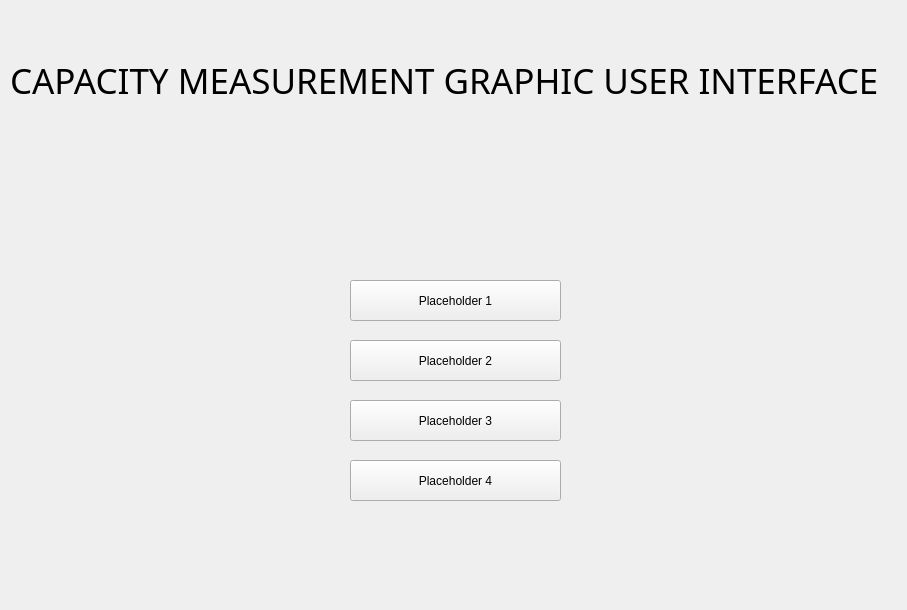
First picture: the form in GUI UI/mainwindow.ui, repository albertpb98/Capacity_Measurement_Gui, before the edit.
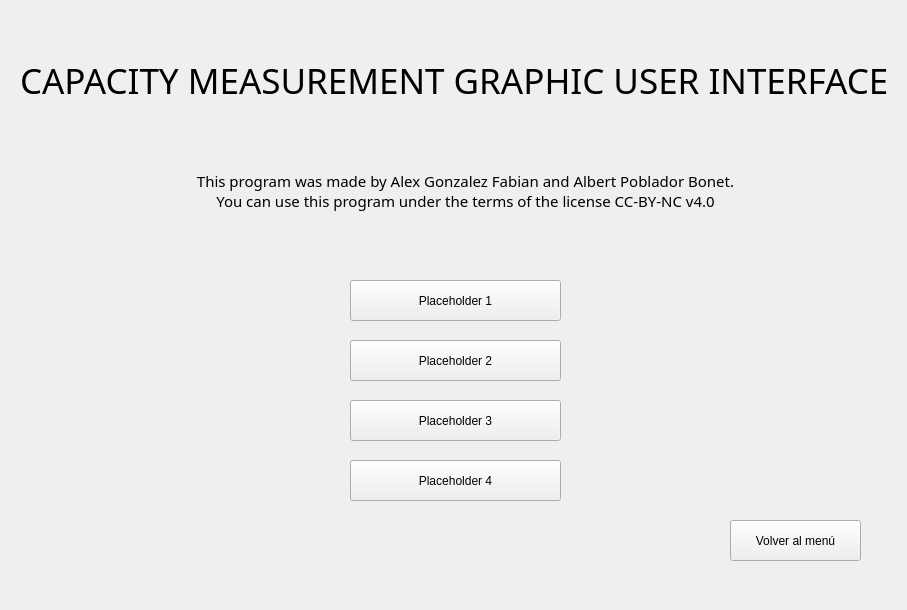
Second picture: the form after the edit.

What changed in the file:
```diff
--- a/GUI UI/mainwindow.ui
+++ b/GUI UI/mainwindow.ui
@@ -94,7 +94,7 @@
    <widget class="QLabel" name="titulo">
     <property name="geometry">
      <rect>
-      <x>10</x>
+      <x>20</x>
       <y>30</y>
       <width>881</width>
       <height>101</height>
@@ -110,6 +110,74 @@
      <string>CAPACITY MEASUREMENT GRAPHIC USER INTERFACE</string>
     </property>
    </widget>
+   <widget class="QLabel" name="CCLicense">
+    <property name="geometry">
+     <rect>
+      <x>360</x>
+      <y>390</y>
+      <width>181</width>
+      <height>71</height>
+     </rect>
+    </property>
+    <property name="text">
+     <string/>
+    </property>
+    <property name="alignment">
+     <set>Qt::AlignCenter</set>
+    </property>
+   </widget>
+   <widget class="QLabel" name="EGorda">
+    <property name="geometry">
+     <rect>
+      <x>340</x>
+      <y>230</y>
+      <width>231</width>
+      <height>151</height>
+     </rect>
+    </property>
+    <property name="text">
+     <string/>
+    </property>
+    <property name="alignment">
+     <set>Qt::AlignCenter</set>
+    </property>
+   </widget>
+   <widget class="QLabel" name="CreditosTexto">
+    <property name="geometry">
+     <rect>
+      <x>70</x>
+      <y>140</y>
+      <width>791</width>
+      <height>101</height>
+     </rect>
+    </property>
+    <property name="font">
+     <font>
+      <family>Century Gothic</family>
+      <pointsize>11</pointsize>
+     </font>
+    </property>
+    <property name="text">
+     <string>This program was made by Alex Gonzalez Fabian and Albert Poblador Bonet.
+You can use this program under the terms of the license CC-BY-NC v4.0</string>
+    </property>
+    <property name="alignment">
+     <set>Qt::AlignCenter</set>
+    </property>
+   </widget>
+   <widget class="QPushButton" name="BtMenu">
+    <property name="geometry">
+     <rect>
+      <x>730</x>
+      <y>520</y>
+      <width>131</width>
+      <height>41</height>
+     </rect>
+    </property>
+    <property name="text">
+     <string>Volver al menú</string>
+    </property>
+   </widget>
   </widget>
  </widget>
  <resources>
```
Left out of the diff: 6 changed lines with no effect on the pictures.
